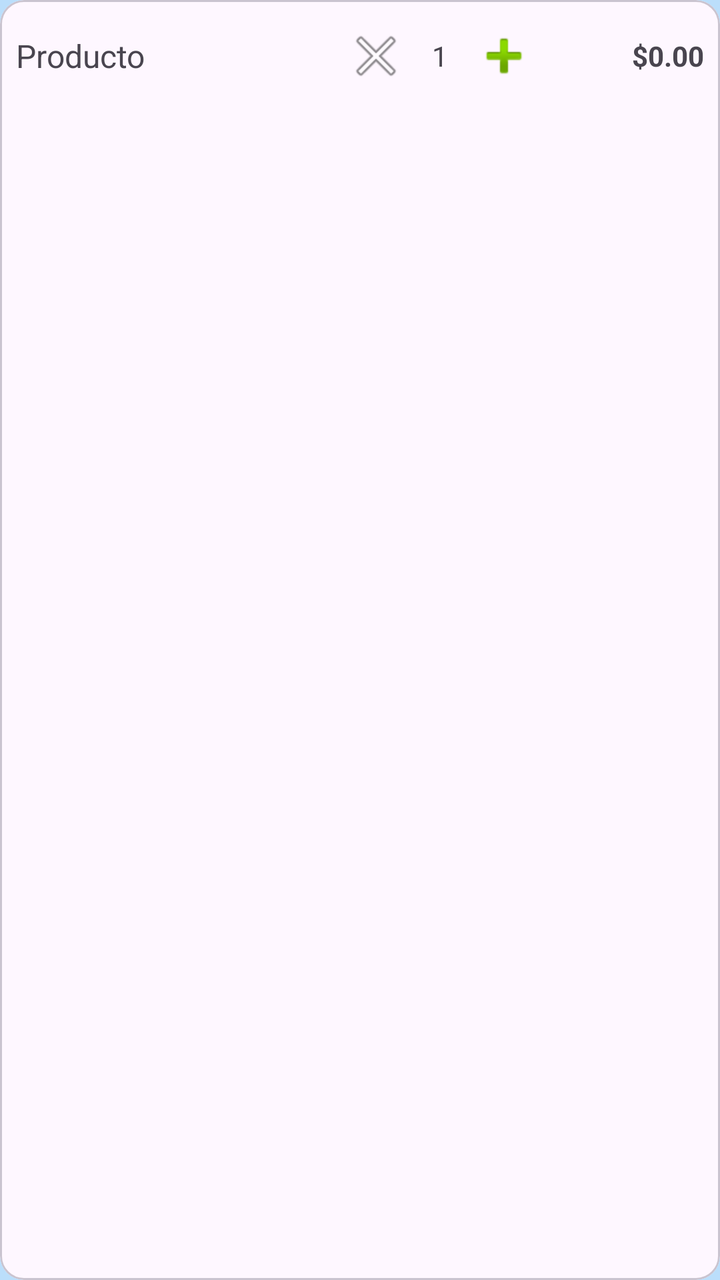
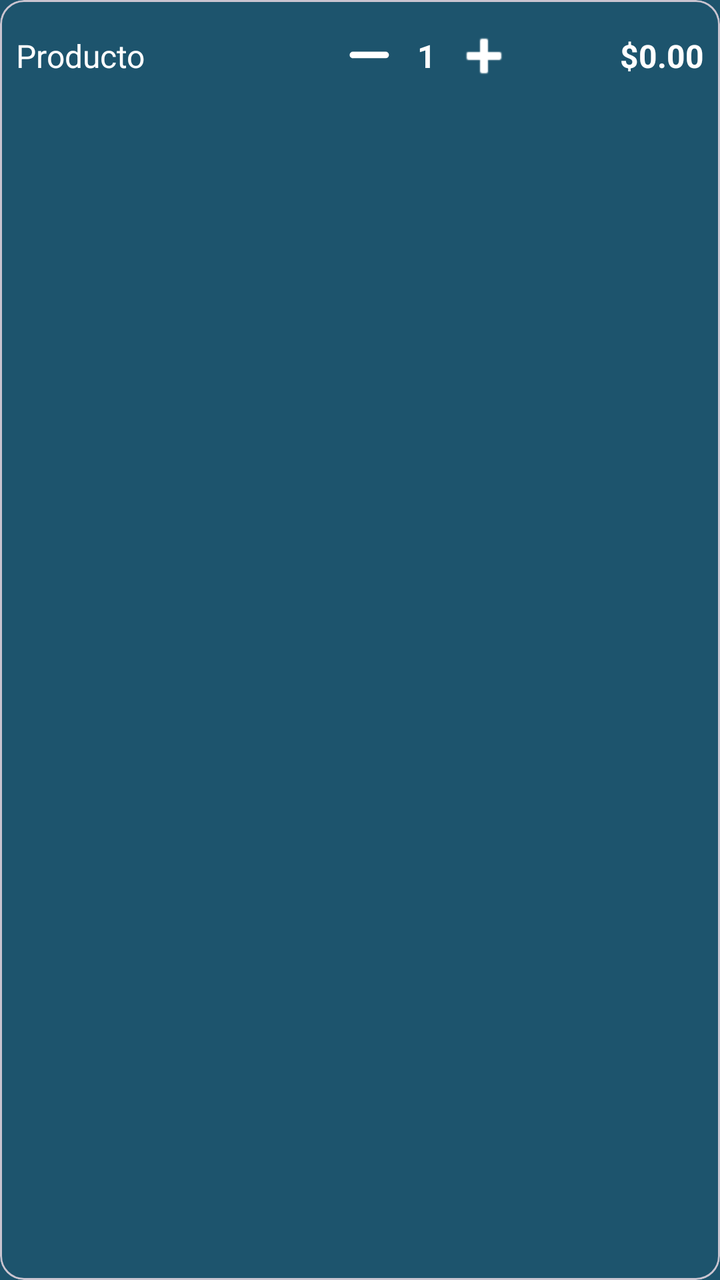

The first picture is an Android layout as it rendered before a commit; the second is the same layout after the commit. The layout source and the unified diff follow.
<!-- AndroidManifest.xml: application theme Theme.PuntoPeludo -->
<!-- res/layout/item_carrito_venta.xml -->
<?xml version="1.0" encoding="utf-8"?>
<com.google.android.material.card.MaterialCardView
    xmlns:android="http://schemas.android.com/apk/res/android"
    android:layout_width="match_parent"
    android:layout_height="wrap_content"
    android:layout_margin="4dp">

    <LinearLayout
        android:layout_width="match_parent"
        android:layout_height="wrap_content"
        android:orientation="horizontal"
        android:padding="8dp"
        android:gravity="center_vertical">

        <TextView
            android:id="@+id/tvProductoNombre"
            android:layout_width="0dp"
            android:layout_height="wrap_content"
            android:layout_weight="1"
            android:text="Producto"
            android:textSize="16sp" />

        <ImageButton
            android:id="@+id/btnMenos"
            android:layout_width="40dp"
            android:layout_height="40dp"
            android:src="@android:drawable/ic_menu_close_clear_cancel"
            android:background="?attr/selectableItemBackgroundBorderless"
            android:contentDescription="Restar" />

        <TextView
            android:id="@+id/tvCantidad"
            android:layout_width="wrap_content"
            android:layout_height="wrap_content"
            android:padding="8dp"
            android:text="1" />

        <ImageButton
            android:id="@+id/btnMas"
            android:layout_width="40dp"
            android:layout_height="40dp"
            android:src="@android:drawable/ic_input_add"
            android:background="?attr/selectableItemBackgroundBorderless"
            android:contentDescription="Sumar" />

        <TextView
            android:id="@+id/tvSubtotal"
            android:layout_width="80dp"
            android:layout_height="wrap_content"
            android:gravity="end"
            android:text="$0.00"
            android:textStyle="bold" />
    </LinearLayout>
</com.google.android.material.card.MaterialCardView>
<!-- resources referenced by this layout -->
<resources>
  <style name="Theme.PuntoPeludo" parent="Base.Theme.PuntoPeludo" />
  <style name="Base.Theme.PuntoPeludo" parent="Theme.Material3.DayNight.NoActionBar">
  
          
          <item name="colorPrimary">@color/azul_medio</item>
          <item name="colorPrimaryVariant">@color/azul_claro</item>
          <item name="colorOnPrimary">@color/white</item>
  
          
          <item name="colorSecondary">@color/azul_claro</item>
          <item name="colorSecondaryVariant">@color/azul_oscuro</item>
          <item name="colorOnSecondary">@color/black</item>
  
          
          <item name="android:colorBackground">@color/azul_claro</item>
  
          
      </style>
  <color name="azul_medio">#1976D2</color>
  <color name="azul_claro">#BBDEFB</color>
  <color name="white">#FFFFFFFF</color>
  <color name="azul_oscuro">#0D47A1</color>
  <color name="black">#FF000000</color>
</resources>

<!-- the commit's change to res/layout/item_carrito_venta.xml (unified diff, before → after) -->
@@ -1,16 +1,18 @@
 <?xml version="1.0" encoding="utf-8"?>
-<com.google.android.material.card.MaterialCardView
-    xmlns:android="http://schemas.android.com/apk/res/android"
+<com.google.android.material.card.MaterialCardView    xmlns:android="http://schemas.android.com/apk/res/android"
+    xmlns:app="http://schemas.android.com/apk/res-auto"
     android:layout_width="match_parent"
     android:layout_height="wrap_content"
-    android:layout_margin="4dp">
+    android:layout_margin="4dp"
+    app:cardBackgroundColor="@android:color/transparent"
+    app:cardElevation="0dp">
 
     <LinearLayout
         android:layout_width="match_parent"
         android:layout_height="wrap_content"
+        android:gravity="center_vertical"
         android:orientation="horizontal"
-        android:padding="8dp"
-        android:gravity="center_vertical">
+        android:padding="8dp">
 
         <TextView
             android:id="@+id/tvProductoNombre"
@@ -18,37 +20,45 @@
             android:layout_height="wrap_content"
             android:layout_weight="1"
             android:text="Producto"
+            android:textColor="@color/white"
             android:textSize="16sp" />
 
         <ImageButton
             android:id="@+id/btnMenos"
             android:layout_width="40dp"
             android:layout_height="40dp"
-            android:src="@android:drawable/ic_menu_close_clear_cancel"
             android:background="?attr/selectableItemBackgroundBorderless"
-            android:contentDescription="Restar" />
+            android:contentDescription="Restar"
+            android:src="@drawable/subtraction"
+            app:tint="@color/white" />
 
         <TextView
             android:id="@+id/tvCantidad"
             android:layout_width="wrap_content"
             android:layout_height="wrap_content"
-            android:padding="8dp"
-            android:text="1" />
+            android:paddingHorizontal="4dp"
+            android:text="1"
+            android:textColor="@color/white"
+            android:textSize="16sp"
+            android:textStyle="bold"/>
 
         <ImageButton
             android:id="@+id/btnMas"
             android:layout_width="40dp"
             android:layout_height="40dp"
+            android:background="?attr/selectableItemBackgroundBorderless"
+            android:contentDescription="Sumar"
             android:src="@android:drawable/ic_input_add"
-            android:background="?attr/selectableItemBackgroundBorderless"
-            android:contentDescription="Sumar" />
+            app:tint="@color/white" />
 
         <TextView
             android:id="@+id/tvSubtotal"
-            android:layout_width="80dp"
+            android:layout_width="90dp"
             android:layout_height="wrap_content"
             android:gravity="end"
             android:text="$0.00"
-            android:textStyle="bold" />
+            android:textColor="@color/white"
+            android:textStyle="bold"
+            android:textSize="16sp" />
     </LinearLayout>
 </com.google.android.material.card.MaterialCardView>
<!-- resource entries referenced after the edit -->
@@ -14,14 +14,20 @@
           <item name="colorOnSecondary">@color/black</item>
   
           
-          <item name="android:colorBackground">@color/azul_claro</item>
+          <item name="android:colorBackground">@color/azul_medio</item>
   
           
       </style>
-  <color name="azul_medio">#1976D2</color>
-  <color name="azul_claro">#BBDEFB</color>
+  <color name="azul_medio">#1D546D</color>
+  <color name="azul_claro">#C7E3F0</color>
   <color name="white">#FFFFFFFF</color>
-  <color name="azul_oscuro">#0D47A1</color>
+  <!-- drawable subtraction (drawable) -->
+  <vector xmlns:android="http://schemas.android.com/apk/res/android" android:autoMirrored="true" android:height="30dp" android:viewportHeight="19" android:viewportWidth="19" android:width="30dp">
+        
+      <path android:fillColor="#000000" android:pathData="M15.711,9.182a1.03,1.03 0,0 1,-1.03 1.03L4.319,10.212a1.03,1.03 0,1 1,0 -2.059h10.364a1.03,1.03 0,0 1,1.029 1.03z"/>
+      
+  </vector>
+  <color name="azul_oscuro">#061E29</color>
   <color name="black">#FF000000</color>
 </resources>
 
